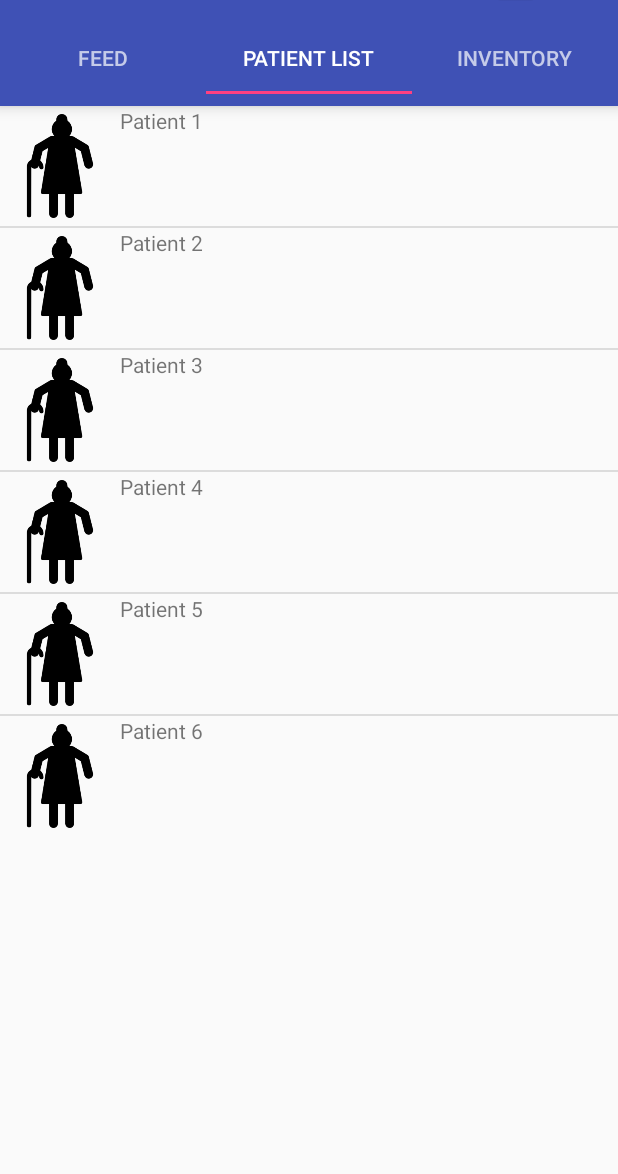
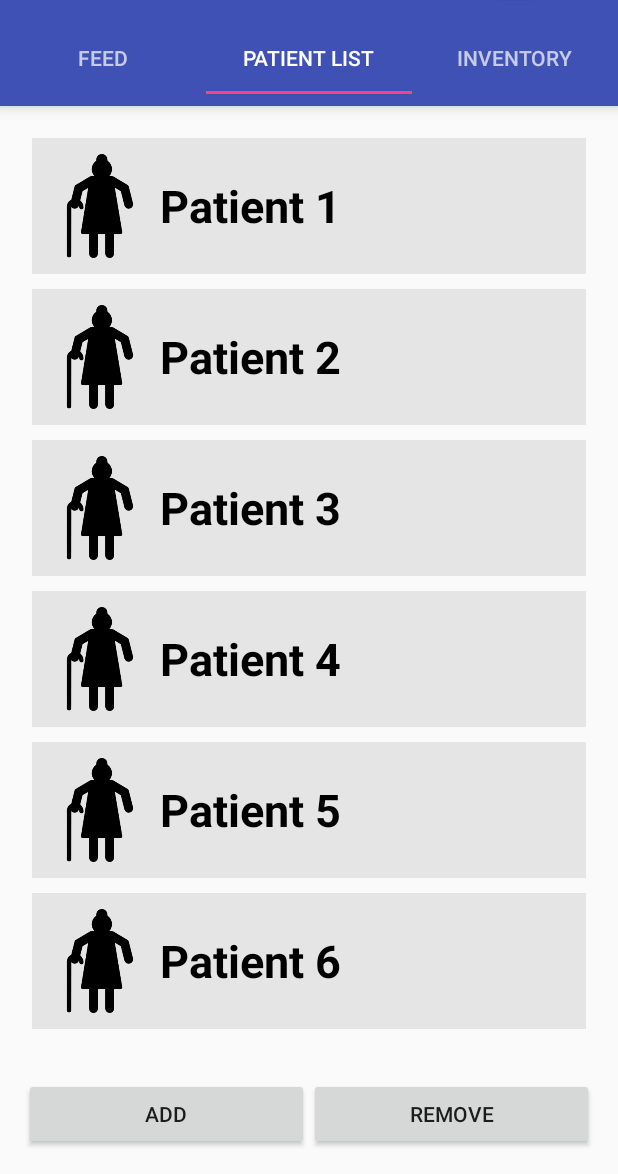
Before and after one commit to chengstephen/cs160_design07, an Android app: the screen it shows after launch (MainActivity), tab 2 chosen, on a phone screen of 412 x 824 dp, the part 62-1236 px from its top. Run offline under Robolectric (Android 15) with nearby library versions, the phone set to English and light mode, and no system bars.

Commit message:
Patient List with Add/Remove; no add, remove functionality.

```diff
--- a/app/src/main/java/com/projects/cs160_design07/FeedListAdapter.java
+++ b/app/src/main/java/com/projects/cs160_design07/FeedListAdapter.java
@@ -1,6 +1,7 @@
 package com.projects.cs160_design07;
 
 import android.content.Context;
+import android.support.annotation.NonNull;
 import android.support.v4.content.ContextCompat;
 import android.view.LayoutInflater;
 import android.view.View;
@@ -28,8 +29,8 @@ public class FeedListAdapter extends ArrayAdapter<Request> {
         super(context, resource, requests);
         this.requests = requests;
     }
-    @Override
-    public View getView(final int position, View convertView, ViewGroup parent) {
+    @Override @NonNull
+    public View getView(final int position, View convertView, @NonNull ViewGroup parent) {
         if (convertView == null) {
             LayoutInflater inflater = (LayoutInflater) getContext().getSystemService(Context.LAYOUT_INFLATER_SERVICE);
             convertView = inflater.inflate(R.layout.request_layout, parent, false);
--- a/app/src/main/java/com/projects/cs160_design07/PatientListAdapter.java
+++ b/app/src/main/java/com/projects/cs160_design07/PatientListAdapter.java
@@ -2,6 +2,7 @@ package com.projects.cs160_design07;
 
 import android.content.Context;
 import android.content.Intent;
+import android.support.annotation.NonNull;
 import android.view.LayoutInflater;
 import android.view.View;
 import android.view.ViewGroup;
@@ -21,20 +22,21 @@ public class PatientListAdapter extends ArrayAdapter<String> {
         super(context, R.layout.custom_row, patients);
     }
 
-    @Override
-    public View getView(int position, View convertView, ViewGroup parent) {
-        LayoutInflater inflater = LayoutInflater.from(getContext());
-        View customView = inflater.inflate(R.layout.custom_row, parent, false);
-
+    @Override @NonNull
+    public View getView(int position, View convertView, @NonNull ViewGroup parent) {
+        if(convertView == null) {
+            LayoutInflater inflater = LayoutInflater.from(getContext());
+            convertView = inflater.inflate(R.layout.custom_row, parent, false);
+        }
         String patientItem = getItem(position);
-        TextView textView = (TextView) customView.findViewById(R.id.textView);
-        ImageView imageView = (ImageView) customView.findViewById(R.id.imageView);
+        TextView textView = (TextView) convertView.findViewById(R.id.textView);
+        ImageView imageView = (ImageView) convertView.findViewById(R.id.imageView);
 
         textView.setText(patientItem);
         imageView.setImageResource(R.drawable.grandmother);
 
         // for patient profile
-        textView.setOnClickListener(new View.OnClickListener() {
+        convertView.setOnClickListener(new View.OnClickListener() {
             @Override
             public void onClick(View v) {
                 Intent intent = new Intent(getContext(),PatientProfileActivity.class);
@@ -42,6 +44,6 @@ public class PatientListAdapter extends ArrayAdapter<String> {
             }
         });
 
-        return customView;
+        return convertView;
     }
 }
--- a/app/src/main/java/com/projects/cs160_design07/PatientListFragment.java
+++ b/app/src/main/java/com/projects/cs160_design07/PatientListFragment.java
@@ -19,7 +19,7 @@ public class PatientListFragment extends Fragment{
 
     public View onCreateView(LayoutInflater inflater, ViewGroup parent, Bundle savedInstanceState) {
         if(rootView == null) {
-            rootView = inflater.inflate(R.layout.patientlist_fragment_layout, parent, false);
+            rootView = inflater.inflate(R.layout.patient_list, parent, false);
             String[] patients = {"Patient 1", "Patient 2", "Patient 3", "Patient 4", "Patient 5", "Patient 6"};
             PatientListAdapter adapter = new PatientListAdapter(getContext(), patients);
             ListView listView = (ListView) rootView.findViewById(R.id.patient_list_view);
--- a/app/src/main/res/layout/custom_row.xml
+++ b/app/src/main/res/layout/custom_row.xml
@@ -1,20 +1,27 @@
 <?xml version="1.0" encoding="utf-8"?>
 <LinearLayout xmlns:android="http://schemas.android.com/apk/res/android"
-    xmlns:app="http://schemas.android.com/apk/res-auto"
-    android:orientation="horizontal" android:layout_width="match_parent"
-    android:layout_height="match_parent">
+    android:layout_width="match_parent"
+    android:layout_height="match_parent"
+    android:orientation="horizontal"
+    android:background="@color/light_grey"
+    android:padding="@dimen/list_padding"
+    android:clickable="true" >
 
     <ImageView
         android:id="@+id/imageView"
         android:layout_width="80dp"
         android:layout_height="80dp"
         android:padding="5dp"
-        android:src="@drawable/grandmother" />
-
+        android:src="@drawable/grandmother"
+        android:layout_gravity="center_vertical"/>
 
     <TextView
         android:id="@+id/textView"
         android:layout_width="match_parent"
         android:layout_height="match_parent"
-        android:text="TextView" />
+        android:textSize="30sp"
+        android:textStyle="bold"
+        android:textColor="@color/black"
+        android:gravity="center_vertical"/>
+
 </LinearLayout>
--- a/app/src/main/res/layout/patient_list.xml
+++ b/app/src/main/res/layout/patient_list.xml
@@ -1,17 +1,22 @@
 <?xml version="1.0" encoding="utf-8"?>
-<RelativeLayout
+<LinearLayout
     xmlns:android="http://schemas.android.com/apk/res/android"
-    xmlns:tools="http://schemas.android.com/tools" android:layout_width="match_parent"
+    android:layout_width="match_parent"
     android:layout_height="match_parent"
+    android:orientation="vertical"
     android:paddingLeft="16dp"
     android:paddingRight="16dp"
     android:paddingTop="16dp"
     android:paddingBottom="16dp">
 
     <ListView
-        android:id="@+id/customListView"
+        android:id="@+id/patient_list_view"
         android:layout_width="match_parent"
-        android:layout_height="match_parent" />
+        android:layout_height="0dp"
+        android:divider="@android:color/transparent"
+        android:dividerHeight="10.0sp"
+        android:padding="@dimen/list_padding"
+        android:layout_weight="1"/>
 
     <LinearLayout
         android:layout_width="match_parent"
@@ -19,18 +24,19 @@
         android:orientation="horizontal">
 
         <Button
-            android:id="@+id/button2"
+            android:id="@+id/add_patient_button"
             android:layout_width="match_parent"
             android:layout_height="wrap_content"
             android:layout_weight="1"
-            android:text="Remove" />
+            android:text="@string/add_button" />
 
         <Button
-            android:id="@+id/button3"
+            android:id="@+id/remove_patient_button"
             android:layout_width="match_parent"
             android:layout_height="wrap_content"
             android:layout_weight="1"
-            android:text="Add" />
+            android:text="@string/remove_button" />
+
     </LinearLayout>
 
-</RelativeLayout>
+</LinearLayout>
--- a/app/src/main/res/layout/patientlist_fragment_layout.xml
+++ /dev/null
@@ -1,13 +0,0 @@
-<?xml version="1.0" encoding="utf-8"?>
-<LinearLayout xmlns:android="http://schemas.android.com/apk/res/android"
-    android:orientation="vertical" android:layout_width="match_parent"
-    android:layout_height="match_parent"
-    android:scrollbars="horizontal">
-
-    <ListView
-        android:id="@+id/patient_list_view"
-        android:layout_width="wrap_content"
-        android:layout_height="wrap_content">
-    </ListView>
-
-</LinearLayout>
--- a/app/src/main/res/values/strings.xml
+++ b/app/src/main/res/values/strings.xml
@@ -6,4 +6,6 @@
     <string name="menu_settings">Settings</string>
     <string name="emergency_question">Do you really want to call 911?</string>
     <string name="done_button">Done</string>
+    <string name="add_button">Add</string>
+    <string name="remove_button">Remove</string>
 </resources>
```
